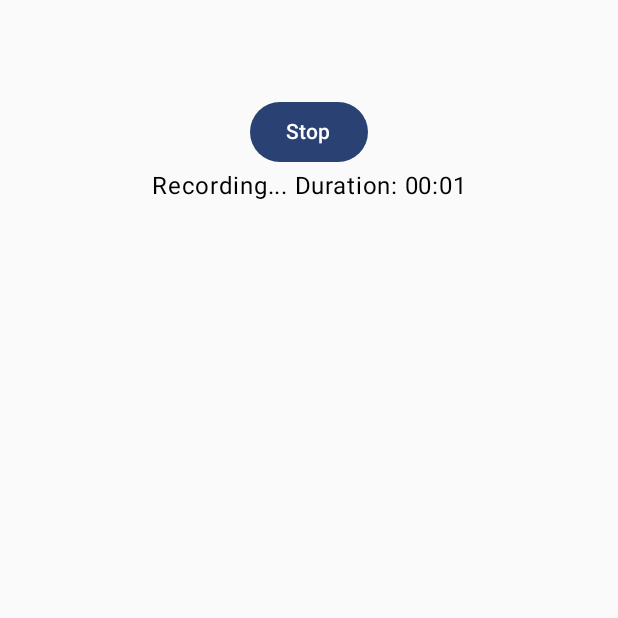
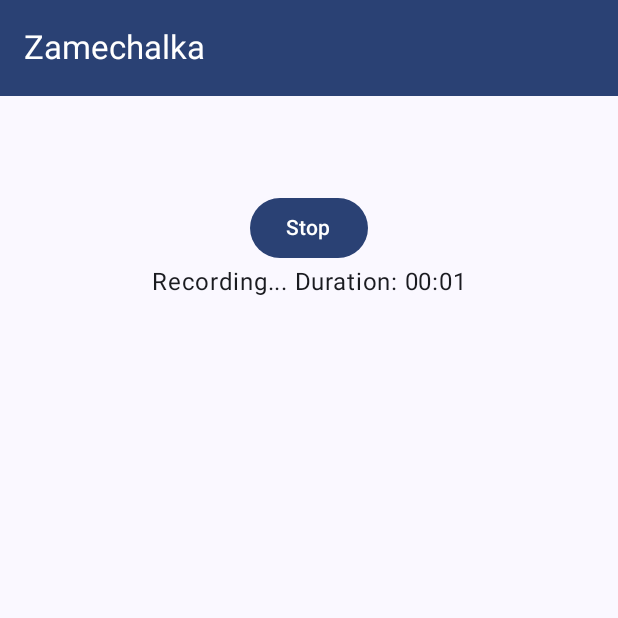
Before and after one commit to onecoffeeplz/ZamechalkaApp, an Android app built with Jetpack Compose: the screen it shows after launch (MainActivity), after a tap on "Start Recording", on a phone screen of 412 x 824 dp, the top half of it. Run offline under Robolectric (Android 15) with nearby library versions, the phone set to English and light mode, and no system bars; our stand-ins replace Room's generated code, Timber.

Commit message:
fix theme, add top bar & extract strings to resources

```diff
--- a/app/src/main/AndroidManifest.xml
+++ b/app/src/main/AndroidManifest.xml
@@ -22,8 +22,7 @@
         tools:targetApi="31">
         <activity
             android:name=".MainActivity"
-            android:exported="true"
-            android:theme="@style/Theme.Zamechalka">
+            android:exported="true">
             <intent-filter>
                 <action android:name="android.intent.action.MAIN" />
 
--- a/app/src/main/java/dev/onecoffeeplz/zamechalka/MainActivity.kt
+++ b/app/src/main/java/dev/onecoffeeplz/zamechalka/MainActivity.kt
@@ -4,7 +4,13 @@ import android.os.Bundle
 import androidx.activity.ComponentActivity
 import androidx.activity.compose.setContent
 import androidx.activity.enableEdgeToEdge
+import androidx.compose.foundation.layout.Column
+import androidx.compose.foundation.layout.padding
+import androidx.compose.material3.Scaffold
+import androidx.compose.runtime.Composable
+import androidx.compose.ui.Modifier
 import dev.onecoffeeplz.zamechalka.presentation.ui.CreateNoteScreen
+import dev.onecoffeeplz.zamechalka.presentation.ui.components.ZamechalkaTopBar
 import dev.onecoffeeplz.zamechalka.presentation.ui.theme.ZamechalkaTheme
 
 class MainActivity : ComponentActivity() {
@@ -13,8 +19,19 @@ class MainActivity : ComponentActivity() {
         enableEdgeToEdge()
         setContent {
             ZamechalkaTheme {
-                CreateNoteScreen()
+                MainScreen()
             }
         }
     }
 }
+
+@Composable
+fun MainScreen() {
+    Scaffold(
+        topBar = { ZamechalkaTopBar() }
+    ) { innerPadding ->
+        Column(Modifier.padding(innerPadding)) {
+            CreateNoteScreen()
+        }
+    }
+}
--- a/app/src/main/java/dev/onecoffeeplz/zamechalka/presentation/ui/CreateNoteScreen.kt
+++ b/app/src/main/java/dev/onecoffeeplz/zamechalka/presentation/ui/CreateNoteScreen.kt
@@ -22,11 +22,13 @@ import androidx.compose.ui.Modifier
 import androidx.compose.ui.graphics.Color
 import androidx.compose.ui.platform.LocalFocusManager
 import androidx.compose.ui.platform.LocalSoftwareKeyboardController
+import androidx.compose.ui.res.stringResource
 import androidx.compose.ui.text.input.ImeAction
 import androidx.compose.ui.unit.dp
 import com.google.accompanist.permissions.ExperimentalPermissionsApi
 import com.google.accompanist.permissions.isGranted
 import com.google.accompanist.permissions.rememberPermissionState
+import dev.onecoffeeplz.zamechalka.R
 import dev.onecoffeeplz.zamechalka.presentation.event.CreateNoteEvent
 import dev.onecoffeeplz.zamechalka.presentation.ui.components.ShowToast
 import dev.onecoffeeplz.zamechalka.presentation.viewmodel.CreateNoteViewModel
@@ -55,40 +57,41 @@ fun CreateNoteScreen(viewModel: CreateNoteViewModel = koinViewModel()) {
     ) {
         if (state.isRecording) {
             Button(onClick = { viewModel.onEvent(CreateNoteEvent.StopRecording) }) {
-                Text("Stop")
+                Text(stringResource(R.string.stop))
             }
             Text(
-                "Recording... Duration: ${
+                stringResource(
+                    R.string.recording_with_duration,
                     SimpleDateFormat("mm:ss", Locale.getDefault()).format(
                         state.recordingDuration
                     )
-                }"
+                )
             )
         } else {
             if (audioPermissionState.status.isGranted) {
                 Button(onClick = { viewModel.onEvent(CreateNoteEvent.StartRecording) }) {
-                    Text("Start Recording")
+                    Text(stringResource(R.string.start_recording))
                 }
             } else {
                 Column(horizontalAlignment = Alignment.CenterHorizontally) {
-                    Text("Audio recording permission is required!", color = Color.Red)
+                    Text(stringResource(R.string.audio_recording_permission_is_required), color = Color.Red)
                     Spacer(modifier = Modifier.height(8.dp))
                     Button(onClick = { audioPermissionState.launchPermissionRequest() }) {
-                        Text("Grant Permission")
+                        Text(stringResource(R.string.grant_permission))
                     }
                 }
             }
         }
 
         state.recordingFilePath?.let {
-            Text("Recorded file: $it")
+            Text(stringResource(R.string.recorded_file, it))
 
             Spacer(modifier = Modifier.height(8.dp))
 
             OutlinedTextField(
                 value = noteName,
                 onValueChange = { noteName = it },
-                label = { Text("Enter note name...") },
+                label = { Text(stringResource(R.string.enter_note_name)) },
                 singleLine = true,
                 modifier = Modifier.fillMaxWidth(),
                 keyboardOptions = KeyboardOptions(imeAction = ImeAction.Done),
@@ -113,16 +116,16 @@ fun CreateNoteScreen(viewModel: CreateNoteViewModel = koinViewModel()) {
                     )
                 )
             }) {
-                Text("Save Note")
+                Text(stringResource(R.string.save_note))
             }
         }
 
         if (state.recordWasSaved) {
-            ShowToast("Note was saved in DB!")
+            ShowToast(stringResource(R.string.note_was_saved_in_db))
         }
 
         state.error?.let {
-            Text("Error: $it", color = Color.Red)
+            Text(stringResource(R.string.error, it), color = Color.Red)
         }
     }
 }
--- /dev/null
+++ b/app/src/main/java/dev/onecoffeeplz/zamechalka/presentation/ui/components/ZamechalkaTopBar.kt
@@ -0,0 +1,32 @@
+package dev.onecoffeeplz.zamechalka.presentation.ui.components
+
+import androidx.compose.foundation.layout.fillMaxWidth
+import androidx.compose.material3.ExperimentalMaterial3Api
+import androidx.compose.material3.MaterialTheme
+import androidx.compose.material3.Text
+import androidx.compose.material3.TopAppBar
+import androidx.compose.material3.TopAppBarDefaults
+import androidx.compose.runtime.Composable
+import androidx.compose.ui.Modifier
+import androidx.compose.ui.res.stringResource
+import dev.onecoffeeplz.zamechalka.R
+
+@OptIn(ExperimentalMaterial3Api::class)
+@Composable
+fun ZamechalkaTopBar() {
+    TopAppBar(
+        title = {
+            Text(
+                stringResource(R.string.app_name),
+                style = MaterialTheme.typography.titleLarge,
+            )
+        },
+        modifier = Modifier
+            .fillMaxWidth(),
+        colors = TopAppBarDefaults.topAppBarColors(
+            containerColor = MaterialTheme.colorScheme.primary,
+            titleContentColor = MaterialTheme.colorScheme.onPrimary,
+        ),
+        scrollBehavior = TopAppBarDefaults.enterAlwaysScrollBehavior()
+    )
+}
--- a/app/src/main/res/values/strings.xml
+++ b/app/src/main/res/values/strings.xml
@@ -1,3 +1,13 @@
 <resources>
-    <string name="app_name">Zamechalka</string>
+    <string name="app_name" translatable="false">Zamechalka</string>
+    <string name="start_recording">Start Recording</string>
+    <string name="stop">Stop</string>
+    <string name="enter_note_name">Enter note name...</string>
+    <string name="grant_permission">Grant Permission</string>
+    <string name="audio_recording_permission_is_required">Audio recording permission is required!</string>
+    <string name="note_was_saved_in_db">Note was saved in DB!</string>
+    <string name="save_note">Save Note</string>
+    <string name="recording_with_duration">Recording... Duration: %1$s</string>
+    <string name="recorded_file">Recorded file: %1$s</string>
+    <string name="error">Error: %1$s</string>
 </resources>
--- a/app/src/main/res/values/themes.xml
+++ b/app/src/main/res/values/themes.xml
@@ -1,5 +1,7 @@
 <?xml version="1.0" encoding="utf-8"?>
 <resources>
-
-    <style name="Theme.Zamechalka" parent="android:Theme.Material.Light.NoActionBar" />
+    <style name="Theme.Zamechalka" parent="android:Theme.Material.Light.NoActionBar">
+        <item name="windowActionBar">false</item>
+        <item name="windowNoTitle">true</item>
+    </style>
 </resources>
--- a/gradle/libs.versions.toml
+++ b/gradle/libs.versions.toml
@@ -19,6 +19,7 @@ koin = "4.1.0"
 room = "2.7.2"
 retrofit = "3.0.0"
 gson = "2.13.1"
+material3 = "1.3.2"
 
 [libraries]
 androidx-core-ktx = { group = "androidx.core", name = "core-ktx", version.ref = "coreKtx" }
@@ -34,7 +35,7 @@ androidx-ui-tooling = { group = "androidx.compose.ui", name = "ui-tooling" }
 androidx-ui-tooling-preview = { group = "androidx.compose.ui", name = "ui-tooling-preview" }
 androidx-ui-test-manifest = { group = "androidx.compose.ui", name = "ui-test-manifest" }
 androidx-ui-test-junit4 = { group = "androidx.compose.ui", name = "ui-test-junit4" }
-androidx-material3 = { group = "androidx.compose.material3", name = "material3" }
+androidx-material3 = { group = "androidx.compose.material3", name = "material3", version.ref = "material3" }
 androidx-ui-text-google-fonts = { group = "androidx.compose.ui", name = "ui-text-google-fonts", version.ref = "uiTextGoogleFonts" }
 timber = { module = "com.jakewharton.timber:timber", version.ref = "timber" }
 accompanist-permissions = { group = "com.google.accompanist", name = "accompanist-permissions", version.ref = "accompanistPermissions" }
```
Also changed, not shown: 1 other file.
